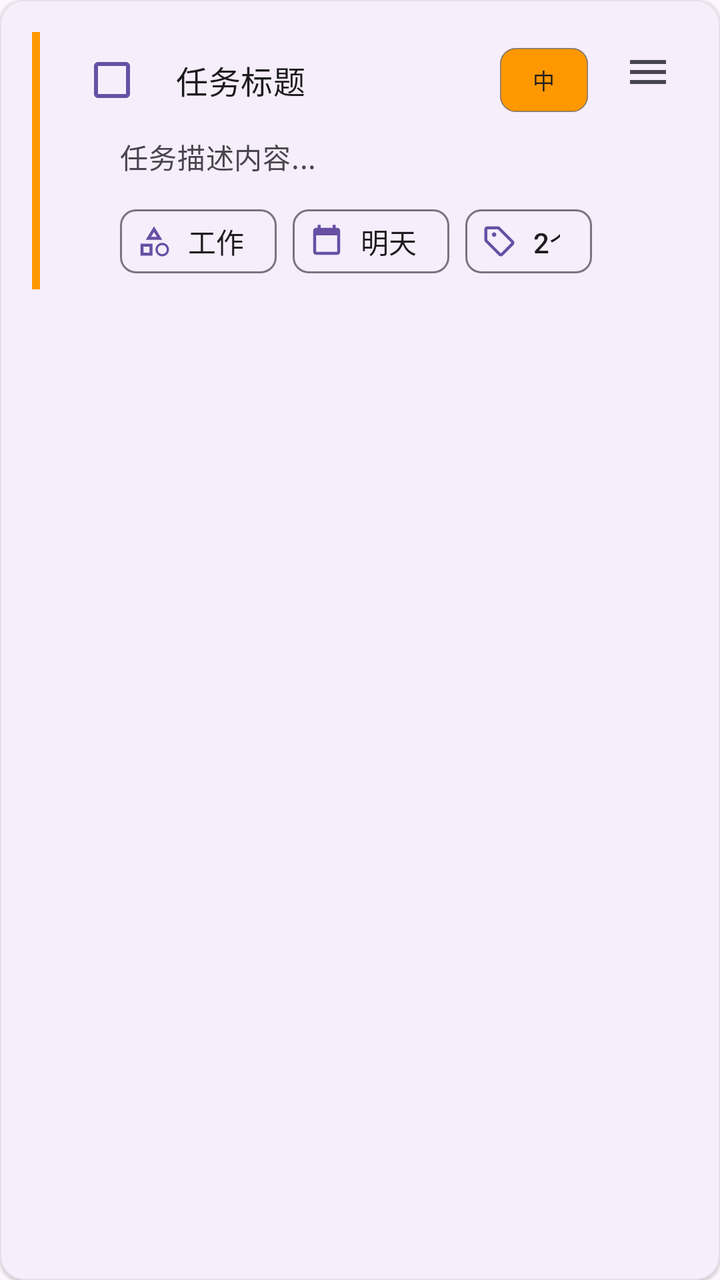
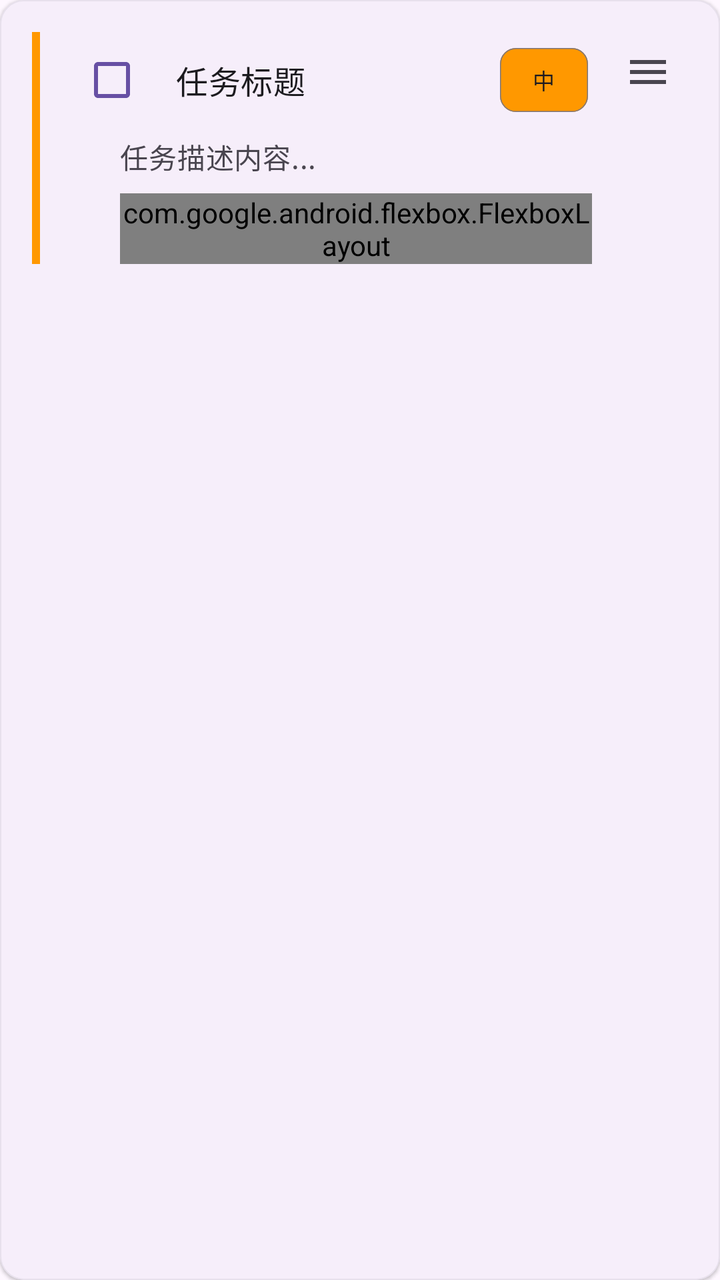

The first picture is an Android layout as it rendered before a commit; the second is the same layout after the commit. The layout source and the unified diff follow.
<!-- AndroidManifest.xml: application theme Theme.ToDo -->
<!-- res/layout/item_task.xml -->
<?xml version="1.0" encoding="utf-8"?>
<com.google.android.material.card.MaterialCardView
    xmlns:android="http://schemas.android.com/apk/res/android"
    xmlns:app="http://schemas.android.com/apk/res-auto"
    android:layout_width="match_parent"
    android:layout_height="wrap_content"
    android:layout_marginHorizontal="8dp"
    android:layout_marginVertical="4dp"
    app:cardCornerRadius="12dp"
    app:cardElevation="1dp"
    app:strokeColor="@color/surfaceVariant"
    app:strokeWidth="0.5dp">

    <LinearLayout
        android:layout_width="match_parent"
        android:layout_height="wrap_content"
        android:orientation="horizontal"
        android:padding="16dp"
        android:background="?attr/selectableItemBackground">

        
        <View
            android:id="@+id/priorityIndicator"
            android:layout_width="4dp"
            android:layout_height="match_parent"
            android:background="@color/priority_medium"
            android:layout_marginEnd="12dp" />

        
        <LinearLayout
            android:layout_width="0dp"
            android:layout_height="wrap_content"
            android:layout_weight="1"
            android:orientation="vertical">

            
            <LinearLayout
                android:layout_width="match_parent"
                android:layout_height="wrap_content"
                android:orientation="horizontal"
                android:gravity="center_vertical">

                <CheckBox
                    android:id="@+id/checkBoxCompleted"
                    android:layout_width="wrap_content"
                    android:layout_height="wrap_content"
                    android:buttonTint="@color/primary" />

                <TextView
                    android:id="@+id/textTaskTitle"
                    android:layout_width="0dp"
                    android:layout_height="wrap_content"
                    android:layout_marginStart="8dp"
                    android:layout_weight="1"
                    android:text="任务标题"
                    android:textAppearance="@style/TextAppearance.Material3.TitleMedium"
                    android:textColor="@color/onSurface"
                    android:maxLines="1"
                    android:ellipsize="end" />

                <com.google.android.material.chip.Chip
                    android:id="@+id/chipPriority"
                    android:layout_width="wrap_content"
                    android:layout_height="wrap_content"
                    android:text="中"
                    android:textAppearance="@style/TextAppearance.Material3.LabelSmall"
                    app:chipBackgroundColor="@color/priority_medium"
                    app:chipStrokeColor="@color/outline"
                    app:chipStrokeWidth="0.5dp" />

            </LinearLayout>

            
            <TextView
                android:id="@+id/textTaskDescription"
                android:layout_width="match_parent"
                android:layout_height="wrap_content"
                android:layout_marginTop="4dp"
                android:layout_marginStart="28dp"
                android:text="任务描述内容..."
                android:textAppearance="@style/TextAppearance.Material3.BodyMedium"
                android:textColor="@color/onSurfaceVariant"
                android:maxLines="2"
                android:ellipsize="end" />

            
            <LinearLayout
                android:layout_width="match_parent"
                android:layout_height="wrap_content"
                android:layout_marginTop="8dp"
                android:layout_marginStart="28dp"
                android:orientation="horizontal"
                android:gravity="center_vertical">

                
                <com.google.android.material.chip.Chip
                    android:id="@+id/chipCategory"
                    style="@style/Widget.Material3.Chip.Assist"
                    android:layout_width="wrap_content"
                    android:layout_height="wrap_content"
                    android:text="工作"
                    app:chipIcon="@drawable/ic_category"
                    app:chipIconTint="@color/primary" />

                
                <com.google.android.material.chip.Chip
                    android:id="@+id/chipDueDate"
                    style="@style/Widget.Material3.Chip.Assist"
                    android:layout_width="wrap_content"
                    android:layout_height="wrap_content"
                    android:layout_marginStart="8dp"
                    android:text="明天"
                    app:chipIcon="@drawable/ic_calendar"
                    app:chipIconTint="@color/primary" />

                
                <com.google.android.material.chip.Chip
                    android:id="@+id/chipTags"
                    style="@style/Widget.Material3.Chip.Assist"
                    android:layout_width="wrap_content"
                    android:layout_height="wrap_content"
                    android:layout_marginStart="8dp"
                    android:text="2个标签"
                    app:chipIcon="@drawable/ic_tag"
                    app:chipIconTint="@color/primary" />

            </LinearLayout>

        </LinearLayout>

        
        <ImageButton
            android:id="@+id/buttonMenu"
            android:layout_width="40dp"
            android:layout_height="40dp"
            android:layout_marginStart="8dp"
            android:background="?attr/selectableItemBackgroundBorderless"
            android:src="@drawable/ic_menu"
            android:contentDescription="更多操作"
            app:tint="@color/onSurfaceVariant" />

    </LinearLayout>

</com.google.android.material.card.MaterialCardView>
<!-- resources referenced by this layout -->
<resources>
  <color name="onSurface">#1C1B1F</color>
  <color name="onSurfaceVariant">#49454F</color>
  <color name="outline">#79747E</color>
  <color name="primary">#6750A4</color>
  <color name="priority_medium">#FF9800</color>
  <color name="surfaceVariant">#E7E0EC</color>
  <!-- drawable ic_calendar (drawable) -->
  <vector xmlns:android="http://schemas.android.com/apk/res/android"
      android:width="24dp"
      android:height="24dp"
      android:viewportWidth="24"
      android:viewportHeight="24">
      <path
          android:fillColor="@color/icon_primary"
          android:pathData="M19,3H18V1H16V3H8V1H6V3H5C3.89,3 3,3.9 3,5V19C3,20.1 3.89,21 5,21H19C20.1,21 21,20.1 21,19V5C21,3.9 20.1,3 19,3ZM19,19H5V8H19V19Z"/>
  </vector>
  <!-- drawable ic_category (drawable) -->
  <vector xmlns:android="http://schemas.android.com/apk/res/android"
      android:width="24dp"
      android:height="24dp"
      android:viewportWidth="24"
      android:viewportHeight="24">
      <path
          android:fillColor="@color/icon_primary"
          android:pathData="M12,2l-5.5,9h11L12,2z M12,5.84L13.93,9h-3.87L12,5.84z M17.5,13c-2.49,0 -4.5,2.01 -4.5,4.5s2.01,4.5 4.5,4.5 4.5,-2.01 4.5,-4.5 -2.01,-4.5 -4.5,-4.5z M17.5,20.5c-1.66,0 -3,-1.34 -3,-3s1.34,-3 3,-3 3,1.34 3,3 -1.34,3 -3,3z M3,21.5h8v-8H3v8z M5,15.5h4v4H5v-4z"/>
  </vector>
  <!-- drawable ic_menu (drawable) -->
  <vector xmlns:android="http://schemas.android.com/apk/res/android"
      android:width="24dp"
      android:height="24dp"
      android:viewportWidth="24"
      android:viewportHeight="24">
      <path
          android:fillColor="@color/icon_primary"
          android:pathData="M3,18h18v-2H3v2zM3,13h18v-2H3v2zM3,6v2h18V6H3z"/>
  </vector>
  <!-- drawable ic_tag (drawable) -->
  <vector xmlns:android="http://schemas.android.com/apk/res/android"
      android:width="24dp"
      android:height="24dp"
      android:viewportWidth="24"
      android:viewportHeight="24">
      <path
          android:fillColor="@color/icon_primary"
          android:pathData="M21.41,11.58l-9,-9C12.05,2.22 11.55,2 11,2H4c-1.1,0 -2,0.9 -2,2v7c0,0.55 0.22,1.05 0.59,1.42l9,9c0.36,0.36 0.86,0.58 1.41,0.58s1.05,-0.22 1.41,-0.59l7,-7c0.37,-0.36 0.59,-0.86 0.59,-1.41s-0.22,-1.05 -0.59,-1.42zM13,20.01L4,11V4h7v-0.01l9,9L13,20.01z M8.5,6C7.67,6 7,6.67 7,7.5S7.67,9 8.5,9 10,8.33 10,7.5 9.33,6 8.5,6z"/>
  </vector>
  <style name="Theme.ToDo" parent="Base.Theme.ToDo" />
  <color name="icon_primary">#1C1B1F</color>
  <style name="Base.Theme.ToDo" parent="Theme.Material3.DayNight.NoActionBar">
          <item name="colorPrimary">@color/primary</item>
          <item name="colorOnPrimary">@color/onPrimary</item>
          <item name="colorPrimaryContainer">@color/primaryContainer</item>
          <item name="colorOnPrimaryContainer">@color/onPrimaryContainer</item>
          <item name="colorSecondary">@color/secondary</item>
          <item name="colorOnSecondary">@color/onSecondary</item>
          <item name="colorSecondaryContainer">@color/primaryContainer</item>
          <item name="colorOnSecondaryContainer">@color/onPrimaryContainer</item>
          <item name="android:statusBarColor" tools:targetApi="l">?attr/colorPrimary</item>
      </style>
  <color name="onPrimary">#FFFFFF</color>
  <color name="primaryContainer">#EADDFF</color>
  <color name="onPrimaryContainer">#21005D</color>
  <color name="secondary">#625B71</color>
  <color name="onSecondary">#FFFFFF</color>
</resources>

<!-- the commit's change to res/layout/item_task.xml (unified diff, before → after) -->
@@ -84,13 +84,14 @@
                 android:ellipsize="end" />
 
             
-            <LinearLayout
+            <com.google.android.flexbox.FlexboxLayout
                 android:layout_width="match_parent"
                 android:layout_height="wrap_content"
                 android:layout_marginTop="8dp"
                 android:layout_marginStart="28dp"
-                android:orientation="horizontal"
-                android:gravity="center_vertical">
+                app:flexWrap="wrap"
+                app:alignItems="flex_start"
+                app:flexDirection="row">
 
                 
                 <com.google.android.material.chip.Chip
@@ -98,6 +99,8 @@
                     style="@style/Widget.Material3.Chip.Assist"
                     android:layout_width="wrap_content"
                     android:layout_height="wrap_content"
+                    android:layout_marginEnd="8dp"
+                    android:layout_marginBottom="4dp"
                     android:text="工作"
                     app:chipIcon="@drawable/ic_category"
                     app:chipIconTint="@color/primary" />
@@ -108,7 +111,8 @@
                     style="@style/Widget.Material3.Chip.Assist"
                     android:layout_width="wrap_content"
                     android:layout_height="wrap_content"
-                    android:layout_marginStart="8dp"
+                    android:layout_marginEnd="8dp"
+                    android:layout_marginBottom="4dp"
                     android:text="明天"
                     app:chipIcon="@drawable/ic_calendar"
                     app:chipIconTint="@color/primary" />
@@ -119,12 +123,12 @@
                     style="@style/Widget.Material3.Chip.Assist"
                     android:layout_width="wrap_content"
                     android:layout_height="wrap_content"
-                    android:layout_marginStart="8dp"
+                    android:layout_marginBottom="4dp"
                     android:text="2个标签"
                     app:chipIcon="@drawable/ic_tag"
                     app:chipIconTint="@color/primary" />
 
-            </LinearLayout>
+            </com.google.android.flexbox.FlexboxLayout>
 
         </LinearLayout>
 
